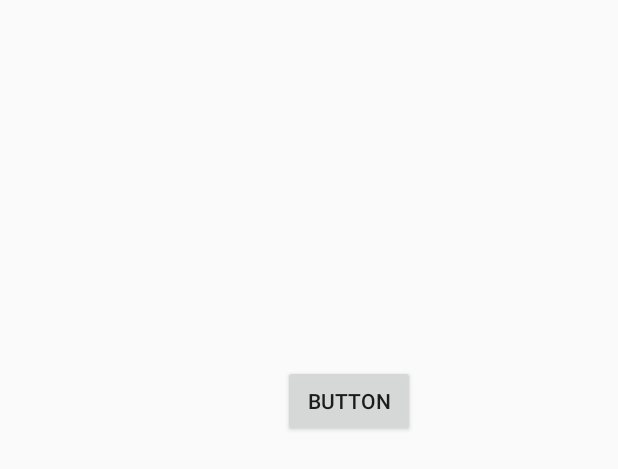
After one commit to 9z/DayKeeper, an Android app: the layout activity_item_home.xml on its own in the app's theme, with its tools: preview values and no code run, on a phone screen of 412 x 824 dp. The commit adds this screen. Shown: the top 469 px of the screen. Run offline under Robolectric (Android 15) with nearby library versions, the phone set to English and light mode, and no system bars.

Commit message:
프래그먼트 메뉴 생성

```diff
--- a/app/src/main/AndroidManifest.xml
+++ b/app/src/main/AndroidManifest.xml
@@ -35,7 +35,9 @@
         <activity android:name=".item_write_input" />
         <activity android:name=".pie_pie" />
         <activity android:name=".bar_bar" />
-        <activity android:name=".line_line"></activity>
+        <activity android:name=".line_line" />
+        <activity android:name=".item_home" />
+        <activity android:name=".item_option"></activity>
     </application>
 
 </manifest>
--- a/app/src/main/java/codingtribe/com/HorizontalNtbActivity.java
+++ b/app/src/main/java/codingtribe/com/HorizontalNtbActivity.java
@@ -57,10 +57,10 @@ TextView percentview=null;
 
                 View v = null;
                 if(position==0){
-                    return item_analysis2.newInstance(position);
+                    return item_home.newInstance(position);
                     //              v = LayoutInflater.from(getBaseContext()).inflate(R.layout.item_vp, null, false);
                 }else if(position==1){
-                    return item_analysis2.newInstance(position);
+                    return item_write.newInstance(position);
 
                     //               v = LayoutInflater.from(getBaseContext()).inflate(R.layout.item_vp, null, false);
                 }else if (position==2){
@@ -68,7 +68,7 @@ TextView percentview=null;
                     return item_analysis2.newInstance(position);
     //                v = LayoutInflater.from(getBaseContext()).inflate(R.layout.activity_item_analysis2, null, false);
                 }else{
-                    return item_analysis2.newInstance(position);
+                    return item_option.newInstance(position);
        //             v = LayoutInflater.from(getBaseContext()).inflate(R.layout.item_list, null, false);
                 }
 
--- /dev/null
+++ b/app/src/main/res/layout/activity_item_home.xml
@@ -0,0 +1,20 @@
+<?xml version="1.0" encoding="utf-8"?>
+<RelativeLayout xmlns:android="http://schemas.android.com/apk/res/android"
+    xmlns:app="http://schemas.android.com/apk/res-auto"
+    xmlns:tools="http://schemas.android.com/tools"
+    android:layout_width="match_parent"
+    android:layout_height="match_parent"
+    tools:context="codingtribe.com.item_home">
+
+    <Button
+        android:id="@+id/button"
+        android:layout_width="wrap_content"
+        android:layout_height="wrap_content"
+        android:layout_alignParentEnd="true"
+        android:layout_alignParentRight="true"
+        android:layout_alignParentTop="true"
+        android:layout_marginEnd="135dp"
+        android:layout_marginRight="135dp"
+        android:layout_marginTop="243dp"
+        android:text="Button" />
+</RelativeLayout>
```
Also changed, not shown: app/src/main/java/codingtribe/com/item_home.java (added, +37 -0 lines), app/src/main/java/codingtribe/com/item_option.java (added, +34 -0 lines), app/src/main/java/codingtribe/com/item_write.java (+43 -8 lines), app/src/main/res/layout/activity_item_option.xml (added, +9 -0 lines).
